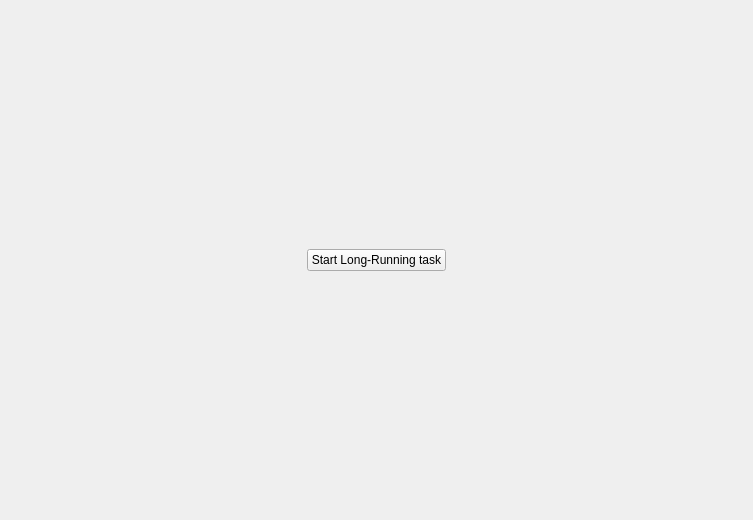
This is data/window.ui in 1000101cz/qtlongrun as Qt 5 draws it before an edit. The edited form follows.
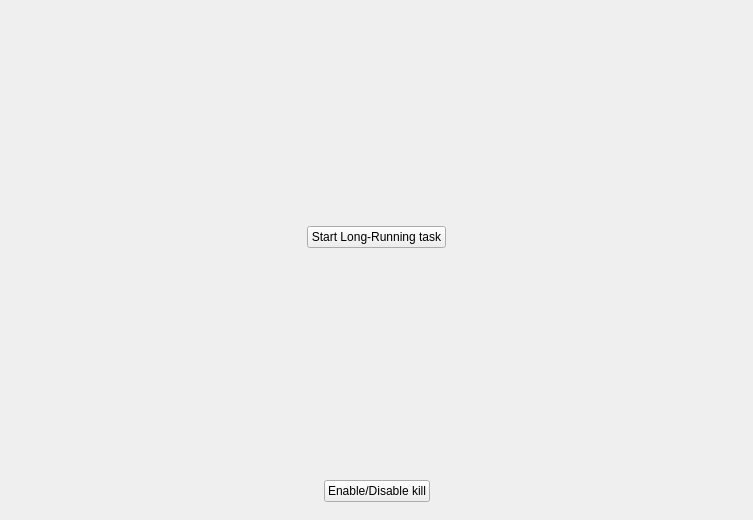
This is the edited form.

Commit message: enable change of default loruf params using qtlongrun_settings

Diff of the .ui file:
```diff
--- a/data/window.ui
+++ b/data/window.ui
@@ -23,7 +23,7 @@
       <property name="sizeHint" stdset="0">
        <size>
         <width>20</width>
-        <height>221</height>
+        <height>194</height>
        </size>
       </property>
      </spacer>
@@ -75,11 +75,50 @@
       <property name="sizeHint" stdset="0">
        <size>
         <width>20</width>
-        <height>221</height>
+        <height>194</height>
        </size>
       </property>
      </spacer>
     </item>
+    <item>
+     <widget class="QWidget" name="widget_2" native="true">
+      <layout class="QHBoxLayout" name="horizontalLayout_2">
+       <item>
+        <spacer name="horizontalSpacer_3">
+         <property name="orientation">
+          <enum>Qt::Horizontal</enum>
+         </property>
+         <property name="sizeHint" stdset="0">
+          <size>
+           <width>282</width>
+           <height>20</height>
+          </size>
+         </property>
+        </spacer>
+       </item>
+       <item>
+        <widget class="QPushButton" name="pushButton_en_dis_kill">
+         <property name="text">
+          <string>Enable/Disable kill</string>
+         </property>
+        </widget>
+       </item>
+       <item>
+        <spacer name="horizontalSpacer_4">
+         <property name="orientation">
+          <enum>Qt::Horizontal</enum>
+         </property>
+         <property name="sizeHint" stdset="0">
+          <size>
+           <width>40</width>
+           <height>20</height>
+          </size>
+         </property>
+        </spacer>
+       </item>
+      </layout>
+     </widget>
+    </item>
    </layout>
   </widget>
  </widget>
```
The commit also changes 5 other files.
